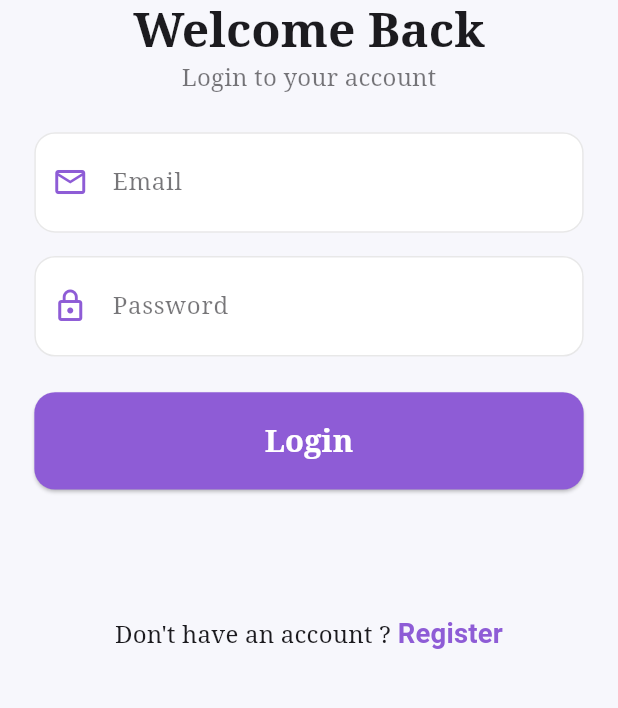
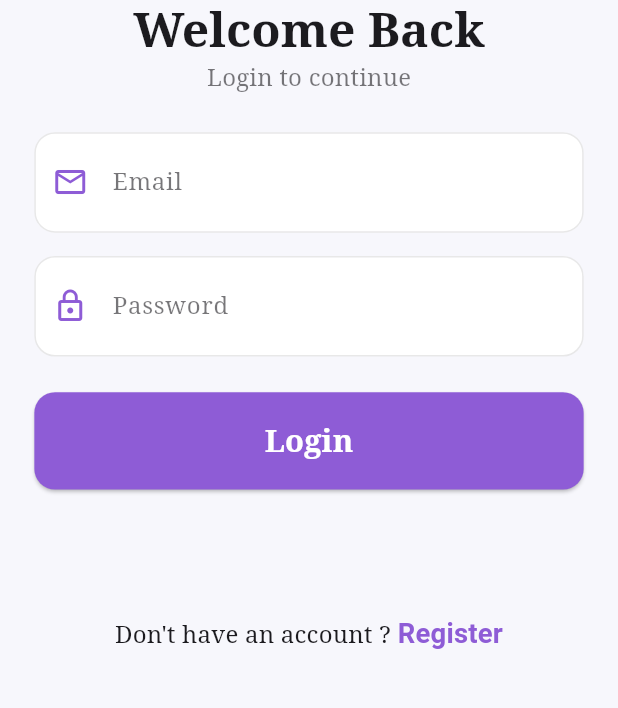
Before and after one commit to ahmad-alhariri/flutter-chat-app, a Flutter app: the screen it shows after launch, on a phone screen of 412 x 824 dp, the part 426-1134 px from its top. Run offline on Flutter 3.47's test engine with Material 3 defaults, Android fonts, the phone set to English and light mode, and no system bars; our stand-ins replace cloud_firestore, firebase_auth, firebase_core, flutter_screenutil, google_fonts; accounts and stored records are empty.

Commit message:
refactored the providers, and the authentication views

```diff
--- /dev/null
+++ b/lib/core/providers/app_provider.dart
@@ -0,0 +1,89 @@
+import 'package:cloud_firestore/cloud_firestore.dart';
+import 'package:firebase_auth/firebase_auth.dart';
+import 'package:flutter/material.dart';
+import 'package:flutter_chat_app/core/services/auth_service.dart';
+import 'package:flutter_chat_app/core/services/database_service.dart';
+import 'package:flutter_chat_app/core/services/navigation_service.dart';
+import 'package:flutter_chat_app/core/viewmodels/auth_viewmodel.dart';
+import 'package:flutter_chat_app/core/viewmodels/chat_list_viewmodel.dart';
+import 'package:flutter_chat_app/core/viewmodels/contacts_viewmodel.dart';
+import 'package:flutter_chat_app/core/viewmodels/profile_viewmodel.dart';
+import 'package:flutter_chat_app/core/viewmodels/splash_viewmodel.dart';
+import 'package:provider/provider.dart';
+
+// ==================================================
+// PURPOSE: Centralizes all dependency injection providers for the app.
+// This cleans up the main.dart file and makes provider management easier.
+// ==================================================
+class AppProviders extends StatelessWidget {
+  final Widget child;
+  const AppProviders({super.key, required this.child});
+
+  @override
+  Widget build(BuildContext context) {
+    return MultiProvider(
+      providers: [
+        // --- SERVICES (These are stateless and can be provided directly) ---
+        Provider<NavigationService>(create: (_) => NavigationService()),
+        Provider<AuthService>(
+          create: (_) => AuthService(FirebaseAuth.instance),
+        ),
+        Provider<DatabaseService>(
+          create: (_) => DatabaseService(FirebaseFirestore.instance),
+        ),
+
+        // --- AUTH-INDEPENDENT VIEWMODELS ---
+        ChangeNotifierProvider<SplashViewModel>(
+          create: (context) => SplashViewModel(
+            context.read<AuthService>(),
+            context.read<NavigationService>(),
+          ),
+        ),
+        ChangeNotifierProvider<AuthViewModel>(
+          create: (context) => AuthViewModel(
+            context.read<AuthService>(),
+            context.read<DatabaseService>(),
+            context.read<NavigationService>(),
+          ),
+        ),
+
+        // --- AUTH-DEPENDENT VIEWMODELS ---
+        StreamProvider<User?>(
+          create: (context) => context.read<AuthService>().authStateChanges,
+          initialData: null,
+        ),
+        ChangeNotifierProxyProvider<User?, ChatListViewModel>(
+          create: (context) => ChatListViewModel(
+            context.read<DatabaseService>(),
+            context.read<NavigationService>(),
+            context.read<User?>(),
+          ),
+          update: (context, user, previousViewModel) => ChatListViewModel(
+            context.read<DatabaseService>(),
+            context.read<NavigationService>(),
+            user,
+          ),
+        ),
+        ChangeNotifierProxyProvider<User?, ContactsViewModel>(
+          create: (context) => ContactsViewModel(
+            context.read<DatabaseService>(),
+            context.read<NavigationService>(),
+            context.read<User?>(),
+          ),
+          update: (context, user, previousViewModel) => ContactsViewModel(
+            context.read<DatabaseService>(),
+            context.read<NavigationService>(),
+            user,
+          ),
+        ),
+        ChangeNotifierProvider<ProfileViewModel>(
+          create: (context) => ProfileViewModel(
+            context.read<AuthService>(),
+            context.read<NavigationService>(),
+          ),
+        ),
+      ],
+      child: child,
+    );
+  }
+}
--- a/lib/main.dart
+++ b/lib/main.dart
@@ -1,19 +1,11 @@
-import 'package:cloud_firestore/cloud_firestore.dart';
-import 'package:firebase_auth/firebase_auth.dart';
 import 'package:firebase_core/firebase_core.dart';
 import 'package:flutter/material.dart';
 import 'package:flutter_chat_app/core/constants/routes.dart';
 import 'package:flutter_chat_app/core/constants/themes.dart';
-import 'package:flutter_chat_app/core/services/auth_service.dart';
-import 'package:flutter_chat_app/core/services/database_service.dart';
+import 'package:flutter_chat_app/core/providers/app_provider.dart';
 import 'package:flutter_chat_app/core/services/navigation_service.dart';
 import 'package:flutter_chat_app/core/utils/route_utils.dart';
-import 'package:flutter_chat_app/core/viewmodels/splash_viewmodel.dart';
 import 'package:flutter_chat_app/firebase_options.dart';
-import 'package:flutter_chat_app/core/viewmodels/auth_viewmodel.dart';
-import 'package:flutter_chat_app/core/viewmodels/chat_list_viewmodel.dart';
-import 'package:flutter_chat_app/core/viewmodels/contacts_viewmodel.dart';
-import 'package:flutter_chat_app/core/viewmodels/profile_viewmodel.dart';
 import 'package:flutter_screenutil/flutter_screenutil.dart';
 import 'package:provider/provider.dart';
 
@@ -26,73 +18,9 @@ Future<void> main() async {
 
 class ChatApp extends StatelessWidget {
   const ChatApp({super.key});
-
-  // This widget is the root of your application.
   @override
   Widget build(BuildContext context) {
-
-        return MultiProvider(
-          providers: [
-            // --- SERVICES (These are stateless and can be provided directly) ---
-            Provider<NavigationService>(create: (_) => NavigationService()),
-            Provider<AuthService>(
-              create: (_) => AuthService(FirebaseAuth.instance),
-            ),
-            Provider<DatabaseService>(
-              create: (_) => DatabaseService(FirebaseFirestore.instance),
-            ),
-
-            // --- AUTH-INDEPENDENT VIEWMODELS ---
-            ChangeNotifierProvider<SplashViewModel>(
-              create: (context) => SplashViewModel(
-                context.read<AuthService>(),
-                context.read<NavigationService>(),
-              ),
-            ),
-            ChangeNotifierProvider<AuthViewModel>(
-              create: (context) => AuthViewModel(
-                context.read<AuthService>(),
-                context.read<DatabaseService>(),
-                context.read<NavigationService>(),
-              ),
-            ),
-
-            // --- AUTH-DEPENDENT VIEWMODELS ---
-            StreamProvider<User?>(
-              create: (context) => context.read<AuthService>().authStateChanges,
-              initialData: null,
-            ),
-            ChangeNotifierProxyProvider<User?, ChatListViewModel>(
-              create: (context) => ChatListViewModel(
-                context.read<DatabaseService>(),
-                context.read<NavigationService>(),
-                context.read<User?>(), // Now reads a nullable User
-              ),
-              update: (context, user, previousViewModel) => ChatListViewModel(
-                context.read<DatabaseService>(),
-                context.read<NavigationService>(),
-                user, // The new user object (can be null)
-              ),
-            ),
-            ChangeNotifierProxyProvider<User?, ContactsViewModel>(
-              create: (context) => ContactsViewModel(
-                context.read<DatabaseService>(),
-                context.read<NavigationService>(),
-                context.read<User?>(), // Now reads a nullable User
-              ),
-              update: (context, user, previousViewModel) => ContactsViewModel(
-                context.read<DatabaseService>(),
-                context.read<NavigationService>(),
-                user, // The new user object (can be null)
-              ),
-            ),
-            ChangeNotifierProvider<ProfileViewModel>(
-              create: (context) => ProfileViewModel(
-                context.read<AuthService>(),
-                context.read<NavigationService>(),
-              ),
-            ),
-          ],
+    return AppProviders(
       child: ScreenUtilInit(
         minTextAdapt: true,
         splitScreenMode: true,
@@ -114,7 +42,7 @@ class ChatApp extends StatelessWidget {
             // The initialRoute sets the starting point of the app.
             initialRoute: Routes.splash,
           );
-            }
+        },
       ),
     );
   }
--- a/lib/ui/screens/auth/login/login_view.dart
+++ b/lib/ui/screens/auth/login/login_view.dart
@@ -3,10 +3,13 @@ import 'package:flutter_chat_app/core/constants/paths.dart';
 import 'package:flutter_chat_app/core/enums/enums.dart';
 import 'package:flutter_chat_app/core/viewmodels/auth_viewmodel.dart';
 import 'package:flutter/material.dart';
+import 'package:flutter_chat_app/ui/widgets/auth_scaffold.dart';
 import 'package:flutter_chat_app/ui/widgets/beizer_container_widget.dart';
 import 'package:flutter_chat_app/ui/widgets/custom_text_field.dart';
 import 'package:flutter_screenutil/flutter_screenutil.dart';
 import 'package:provider/provider.dart';
+
+import '../../../widgets/auth_logo_widget.dart';
 
 // ==================================================
 // PURPOSE: The UI for the login screen. It is a "dumb" widget that gets its
@@ -43,7 +46,8 @@ class _LoginViewState extends State<LoginView> {
   }
 
   void _onViewModelUpdate() {
-    if (_authViewModel.state == ViewState.Error && _authViewModel.errorMessage != null) {
+    if (_authViewModel.state == ViewState.Error &&
+        _authViewModel.errorMessage != null) {
       ScaffoldMessenger.of(context).showSnackBar(
         SnackBar(
           content: Text(_authViewModel.errorMessage!),
@@ -71,38 +75,17 @@ class _LoginViewState extends State<LoginView> {
     final textTheme = Theme.of(context).textTheme;
     final colorScheme = Theme.of(context).colorScheme;
 
-    return Scaffold(
-      body: SizedBox(
-        height: height,
-        child: Stack(
-          children: <Widget>[
-            const Positioned(
-              top: 0,
-              left: 0,
-              right: 0,
-              child: BezierContainer(),
-            ),
-            Container(
-              padding: EdgeInsets.symmetric(horizontal: 20.w),
-              child: SingleChildScrollView(
+    return AuthScaffold(
       child: Column(
         crossAxisAlignment: CrossAxisAlignment.center,
         mainAxisAlignment: MainAxisAlignment.center,
         children: <Widget>[
           SizedBox(height: height * .2),
-                    Image.asset(logo, height: 100.h),
-                    Text(
-                      "Welcome Back",
-                      style: textTheme.headlineLarge?.copyWith(
-                        fontWeight: FontWeight.bold,
-                        color: colorScheme.onBackground,
-                      ),
-                    ),
-                    Text(
-                      "Login to your account",
-                      style: textTheme.titleMedium?.copyWith(
-                        color: colorScheme.onBackground.withOpacity(0.6),
-                      ),
+          AuthLogoWidget(
+            textTheme: textTheme,
+            colorScheme: colorScheme,
+            text: "Welcome Back",
+            subText: "Login to continue",
           ),
           SizedBox(height: 20.h),
           Form(
@@ -130,8 +113,7 @@ class _LoginViewState extends State<LoginView> {
                   prefixIcon: Icons.lock_outline,
                   controller: _passwordController,
                   obscureText: true,
-                            validator: (v) =>
-                                v!.isEmpty ? "Password is required" : null,
+                  validator: (v) => v!.isEmpty ? "Password is required" : null,
                 ),
               ],
             ),
@@ -178,11 +160,6 @@ class _LoginViewState extends State<LoginView> {
           ),
         ],
       ),
-              ),
-            ),
-          ],
-        ),
-      ),
     );
   }
 }
--- a/lib/ui/screens/auth/signup/signup_view.dart
+++ b/lib/ui/screens/auth/signup/signup_view.dart
@@ -7,6 +7,8 @@ import 'package:flutter_chat_app/ui/widgets/beizer_container_widget.dart';
 import 'package:flutter_chat_app/ui/widgets/custom_text_field.dart';
 import 'package:flutter_screenutil/flutter_screenutil.dart';
 import 'package:provider/provider.dart';
+
+import '../../../widgets/auth_logo_widget.dart';
 
 // ==================================================
 // PURPOSE: The UI for the registration screen.
@@ -44,7 +46,8 @@ class _SignupViewState extends State<SignupView> {
   }
 
   void _onViewModelUpdate() {
-    if (_authViewModel.state == ViewState.Error && _authViewModel.errorMessage != null) {
+    if (_authViewModel.state == ViewState.Error &&
+        _authViewModel.errorMessage != null) {
       ScaffoldMessenger.of(context).showSnackBar(
         SnackBar(
           content: Text(_authViewModel.errorMessage!),
@@ -77,7 +80,12 @@ class _SignupViewState extends State<SignupView> {
         height: height,
         child: Stack(
           children: <Widget>[
-            const Positioned(top: 0, left: 0, right:0, child: BezierContainer()),
+            const Positioned(
+              top: 0,
+              left: 0,
+              right: 0,
+              child: BezierContainer(),
+            ),
             Container(
               padding: EdgeInsets.symmetric(horizontal: 20.w),
               child: SingleChildScrollView(
@@ -86,14 +94,12 @@ class _SignupViewState extends State<SignupView> {
                   mainAxisAlignment: MainAxisAlignment.center,
                   children: <Widget>[
                     SizedBox(height: height * .2),
-                    Image.asset(logo, height: 100.h,),
-                    Text("Create Account", style: textTheme.headlineLarge?.copyWith(
-                      fontWeight: FontWeight.bold,
-                      color: colorScheme.onBackground,
-                    )),
-                    Text("Start your journey with us", style: textTheme.titleMedium?.copyWith(
-                        color: colorScheme.onBackground.withOpacity(0.6)
-                    )),
+                    AuthLogoWidget(
+                      textTheme: textTheme,
+                      colorScheme: colorScheme,
+                      text: "Create Account",
+                      subText: "Start your journey with us",
+                    ),
                     SizedBox(height: 30.h),
                     Form(
                       key: _formKey,
@@ -103,7 +109,8 @@ class _SignupViewState extends State<SignupView> {
                             labelText: "Username",
                             prefixIcon: Icons.person_outline,
                             controller: _usernameController,
-                            validator: (v) => v!.isEmpty ? "Username is required" : null,
+                            validator: (v) =>
+                                v!.isEmpty ? "Username is required" : null,
                           ),
                           SizedBox(height: 12.h),
                           CustomTextField(
@@ -127,7 +134,9 @@ class _SignupViewState extends State<SignupView> {
                             prefixIcon: Icons.lock_outline,
                             controller: _passwordController,
                             obscureText: true,
-                            validator: (v) => v!.length < 6 ? "Password must be at least 6 characters" : null,
+                            validator: (v) => v!.length < 6
+                                ? "Password must be at least 6 characters"
+                                : null,
                           ),
                         ],
                       ),
@@ -137,12 +146,20 @@ class _SignupViewState extends State<SignupView> {
                       onPressed: viewModel.isBusy ? null : _submit,
                       style: ElevatedButton.styleFrom(
                         padding: EdgeInsets.symmetric(vertical: 15.h),
-                        shape: RoundedRectangleBorder(borderRadius: BorderRadius.circular(12.r)),
+                        shape: RoundedRectangleBorder(
+                          borderRadius: BorderRadius.circular(12.r),
+                        ),
                         minimumSize: Size(double.infinity, 50.h),
                       ),
                       child: viewModel.isBusy
                           ? const CircularProgressIndicator(color: Colors.white)
-                          : Text('Register', style: TextStyle(fontSize: 18.sp, fontWeight: FontWeight.bold)),
+                          : Text(
+                              'Register',
+                              style: TextStyle(
+                                fontSize: 18.sp,
+                                fontWeight: FontWeight.bold,
+                              ),
+                            ),
                     ),
                     SizedBox(height: height * .055),
                     RichText(
@@ -158,7 +175,8 @@ class _SignupViewState extends State<SignupView> {
                               fontSize: 16.sp,
                               fontWeight: FontWeight.w600,
                             ),
-                            recognizer: TapGestureRecognizer()..onTap = widget.onToggleView,
+                            recognizer: TapGestureRecognizer()
+                              ..onTap = widget.onToggleView,
                           ),
                         ],
                       ),
--- /dev/null
+++ b/lib/ui/widgets/auth_logo_widget.dart
@@ -0,0 +1,39 @@
+import 'package:flutter/material.dart';
+import 'package:flutter_chat_app/core/constants/paths.dart';
+import 'package:flutter_screenutil/flutter_screenutil.dart';
+
+class AuthLogoWidget extends StatelessWidget {
+  const AuthLogoWidget({
+    super.key,
+    required this.textTheme,
+    required this.colorScheme,
+    required this.text, required this.subText,
+  });
+
+  final TextTheme textTheme;
+  final ColorScheme colorScheme;
+  final String text;
+  final String subText;
+
+  @override
+  Widget build(BuildContext context) {
+    return Column(
+      children: [
+        Image.asset(logo, height: 100.h),
+        Text(
+          text,
+          style: textTheme.headlineLarge?.copyWith(
+            fontWeight: FontWeight.bold,
+            color: colorScheme.onBackground,
+          ),
+        ),
+        Text(
+          subText,
+          style: textTheme.titleMedium?.copyWith(
+            color: colorScheme.onBackground.withOpacity(0.6),
+          ),
+        ),
+      ],
+    );
+  }
+}
--- /dev/null
+++ b/lib/ui/widgets/auth_scaffold.dart
@@ -0,0 +1,29 @@
+import 'package:flutter/material.dart';
+import 'package:flutter_chat_app/ui/widgets/beizer_container_widget.dart';
+import 'package:flutter_screenutil/flutter_screenutil.dart';
+
+class AuthScaffold extends StatelessWidget {
+  final Widget child;
+  const AuthScaffold({super.key, required this.child});
+
+  @override
+  Widget build(BuildContext context) {
+    final height = MediaQuery.of(context).size.height;
+    return Scaffold(
+      body: SizedBox(
+        height: height,
+        child: Stack(
+          children: <Widget>[
+            const Positioned(top: 0, left: 0, right: 0, child: BezierContainer()),
+            Container(
+              padding: EdgeInsets.symmetric(horizontal: 20.w),
+              child: SingleChildScrollView(
+                child: child,
+              ),
+            ),
+          ],
+        ),
+      ),
+    );
+  }
+}
```
Lines whose indentation alone changed are shown as unchanged.
